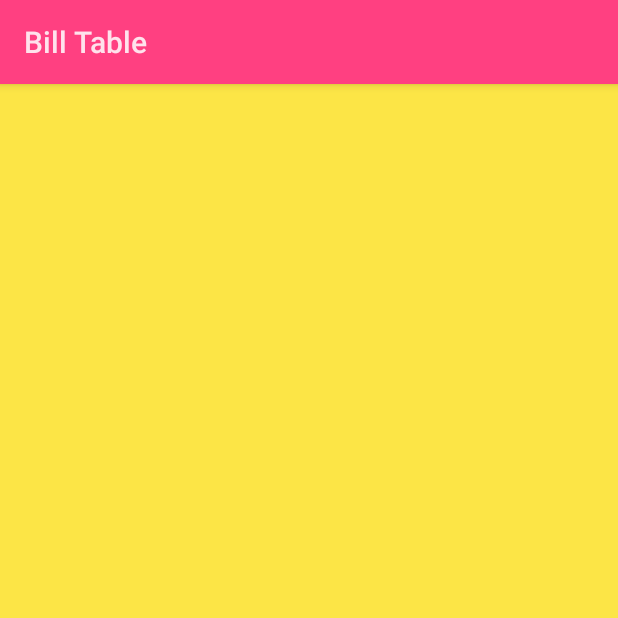
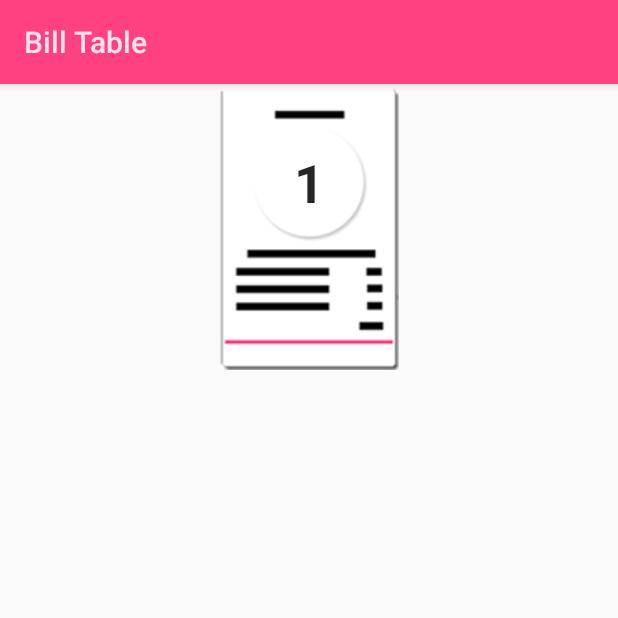
Before and after one commit to Prayongyen/Dezato, an Android app: the fragment BiiFragment shown on its own in the app's theme, on a phone screen of 412 x 824 dp, the top half of it. Run offline under Robolectric (Android 15) with nearby library versions, the light colour scheme and no system bars.

Commit message:
Add Bill

```diff
--- a/app/src/main/res/layout/fragment_bill.xml
+++ b/app/src/main/res/layout/fragment_bill.xml
@@ -1,7 +1,31 @@
 <?xml version="1.0" encoding="utf-8"?>
 <LinearLayout xmlns:android="http://schemas.android.com/apk/res/android"
     android:orientation="vertical" android:layout_width="match_parent"
-    android:layout_height="match_parent"
-    android:background="#fffce546">
+    android:layout_height="match_parent">
+
+    <FrameLayout
+        android:layout_width="match_parent"
+        android:layout_height="wrap_content">
+
+        <ImageView
+            android:layout_width="120dp"
+            android:layout_height="192dp"
+            android:id="@+id/imageView"
+            android:src="@drawable/bill"
+            android:layout_gravity="center" />
+
+        <TextView
+            android:layout_width="wrap_content"
+            android:layout_height="wrap_content"
+            android:textAppearance="?android:attr/textAppearanceLarge"
+            android:text="1"
+            android:id="@+id/textView"
+            android:layout_gravity="center"
+            android:autoText="false"
+            android:textStyle="bold"
+            android:textSize="35dp"
+            android:layout_marginBottom="30dp" />
+
+    </FrameLayout>
 
 </LinearLayout>
```
Also changed, not shown: app/src/main/res/drawable/bill.png (added), app/src/main/res/drawable/table_eating.png, app/src/main/res/drawable/table_free.png, app/src/main/res/drawable/table_reserved.png.
